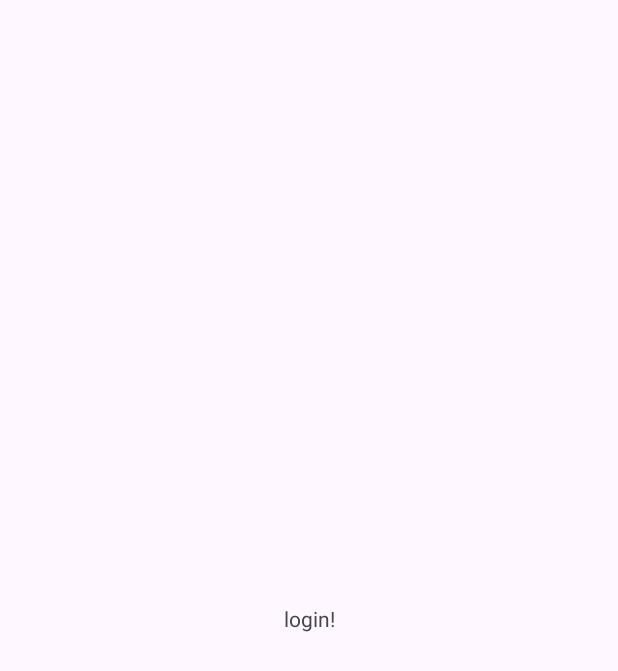
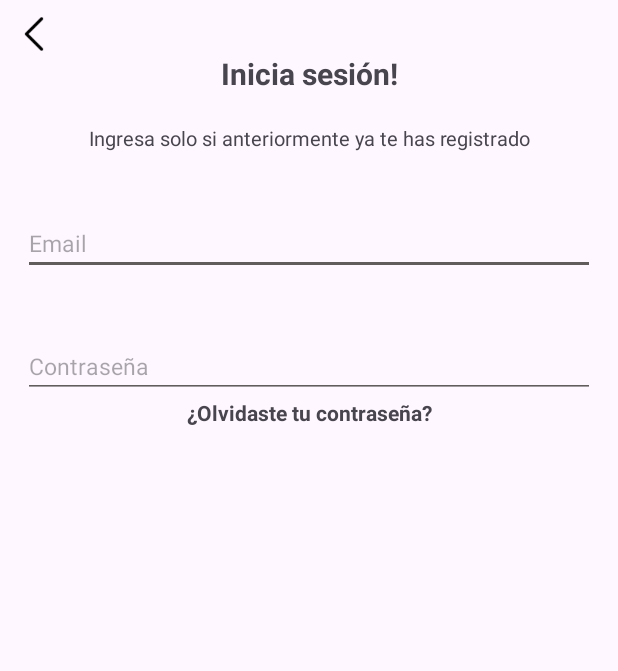
Before and after one commit to BeatrizGuadalupeDiaz/login_kotlin, an Android app: the screen it shows after launch (MainActivity), on a phone screen of 412 x 824 dp. Before the commit the part shown is almost empty. Shown: the top 671 px of the screen. Run offline under Robolectric (Android 15) with nearby library versions, the phone set to English and light mode, and no system bars.

Commit message:
added desing in xml

```diff
--- a/app/src/main/res/layout/activity_main.xml
+++ b/app/src/main/res/layout/activity_main.xml
@@ -6,13 +6,84 @@
     android:layout_height="match_parent"
     tools:context=".MainActivity">
 
+    <ImageView
+        android:id="@+id/icon_back"
+        android:layout_width="match_parent"
+        android:layout_height="25dp"
+        android:layout_marginStart="10dp"
+        android:scaleType="fitStart"
+        android:src="@drawable/icon_back"
+        app:layout_constraintEnd_toEndOf="parent"
+        app:layout_constraintStart_toStartOf="parent"
+        app:layout_constraintTop_toTopOf="parent"
+        android:layout_marginVertical="10dp"
+        />
+
     <TextView
+        android:id="@+id/tv_title"
         android:layout_width="wrap_content"
         android:layout_height="wrap_content"
-        android:text="login!"
-        app:layout_constraintBottom_toBottomOf="parent"
+        android:text="Inicia sesión!"
+        android:textStyle="bold"
+        android:textSize="20dp"
+        app:layout_constraintTop_toBottomOf="@id/icon_back"
+        app:layout_constraintStart_toStartOf="parent"
         app:layout_constraintEnd_toEndOf="parent"
+        />
+
+    <TextView
+        android:id="@+id/tv_description"
+        android:layout_width="match_parent"
+        android:layout_height="wrap_content"
+        android:text="Ingresa solo si anteriormente ya te has registrado"
+        android:textSize="13dp"
+        app:layout_constraintTop_toBottomOf="@id/tv_title"
         app:layout_constraintStart_toStartOf="parent"
-        app:layout_constraintTop_toTopOf="parent" />
+        app:layout_constraintEnd_toEndOf="parent"
+        android:textAlignment="center"
+        android:layout_marginTop="20dp"
+        />
+
+    <EditText
+        android:id="@+id/et_email"
+        android:layout_width="match_parent"
+        android:layout_height="wrap_content"
+        android:hint="Email"
+        android:textSize="15dp"
+        android:textAlignment="gravity"
+        android:backgroundTint="#615D5D"
+        app:layout_constraintTop_toBottomOf="@id/tv_description"
+        app:layout_constraintStart_toStartOf="parent"
+        app:layout_constraintEnd_toEndOf="parent"
+        android:layout_marginHorizontal="15dp"
+        android:layout_marginTop="40dp"
+        />
+
+    <EditText
+        android:id="@+id/et_password"
+        android:layout_width="match_parent"
+        android:layout_height="wrap_content"
+        android:hint="Contraseña"
+        android:textSize="15dp"
+        android:textAlignment="gravity"
+        android:backgroundTint="#615D5D"
+        app:layout_constraintTop_toBottomOf="@id/et_email"
+        app:layout_constraintStart_toStartOf="parent"
+        app:layout_constraintEnd_toEndOf="parent"
+        android:layout_marginHorizontal="15dp"
+        android:layout_marginTop="40dp"
+        />
+
+    <TextView
+        android:id="@+id/tv_forgot_password"
+        android:layout_width="wrap_content"
+        android:layout_height="wrap_content"
+        android:text="¿Olvidaste tu contraseña?"
+        android:textStyle="bold"
+        android:textAlignment="textStart"
+        app:layout_constraintStart_toStartOf="parent"
+        app:layout_constraintEnd_toEndOf="parent"
+        app:layout_constraintTop_toBottomOf="@id/et_password"
+        />
 
 </androidx.constraintlayout.widget.ConstraintLayout>
```
Also changed, not shown: app/src/main/res/drawable/icon_back.png (added).
